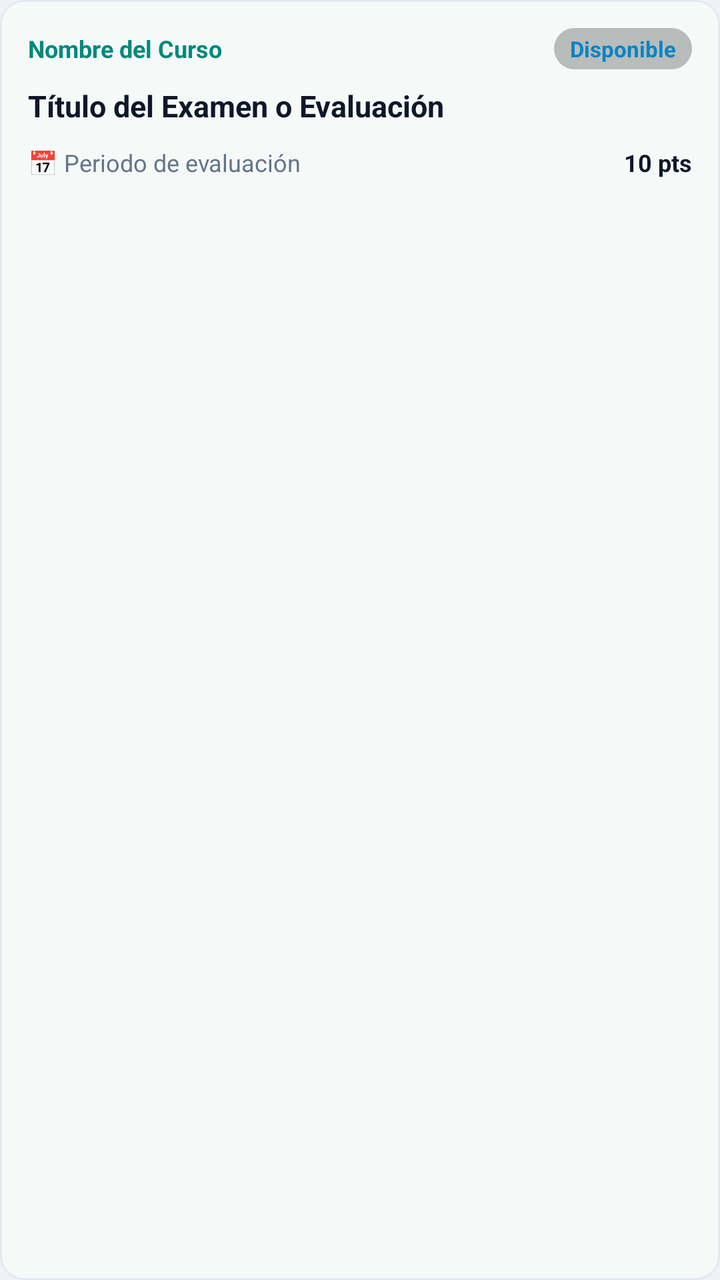
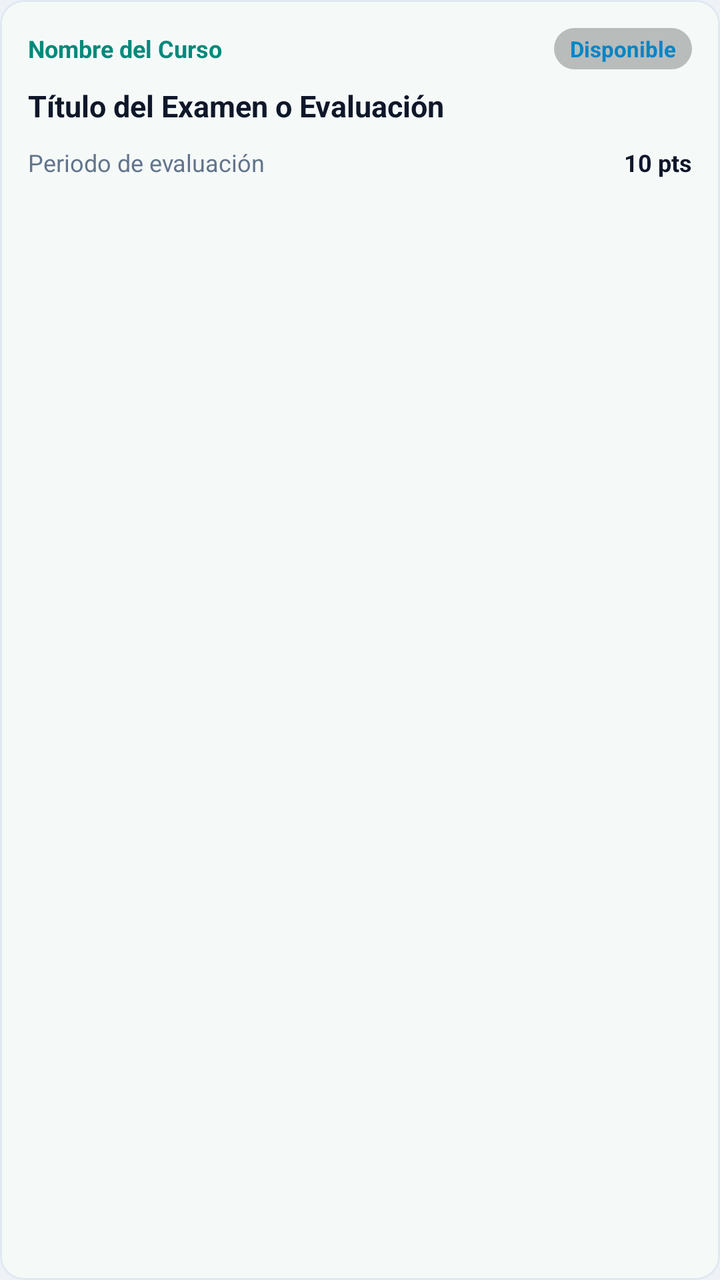

Two renders of the same Android screen: before a commit and after it. Below are the layout's source before the change and the commit's diff.
<!-- AndroidManifest.xml: application theme Theme.Eminus4 -->
<!-- res/layout/item_exam.xml -->
﻿<?xml version="1.0" encoding="utf-8"?>
<com.google.android.material.card.MaterialCardView xmlns:android="http://schemas.android.com/apk/res/android"
    xmlns:app="http://schemas.android.com/apk/res-auto"
    android:layout_width="match_parent"
    android:layout_height="wrap_content"
    android:layout_marginHorizontal="12dp"
    android:layout_marginVertical="5dp"
    app:cardBackgroundColor="@color/bg_card"
    app:cardCornerRadius="12dp"
    app:cardElevation="0.5dp"
    app:strokeColor="@color/border_subtle"
    app:strokeWidth="1dp">

    <LinearLayout
        android:layout_width="match_parent"
        android:layout_height="wrap_content"
        android:orientation="vertical"
        android:padding="14dp">

        <LinearLayout
            android:layout_width="match_parent"
            android:layout_height="wrap_content"
            android:gravity="center_vertical"
            android:orientation="horizontal">

            <TextView
                android:id="@+id/txtCourseBadge"
                android:layout_width="0dp"
                android:layout_height="wrap_content"
                android:layout_weight="1"
                android:ellipsize="end"
                android:maxLines="1"
                android:text="Nombre del Curso"
                android:textColor="@color/brand_uv_green"
                android:textSize="12sp"
                android:textStyle="bold" />

            <TextView
                android:id="@+id/badgeStatus"
                android:layout_width="wrap_content"
                android:layout_height="wrap_content"
                android:layout_marginStart="8dp"
                android:background="@drawable/bg_pill_badge"
                android:paddingHorizontal="8dp"
                android:paddingVertical="3dp"
                android:text="Disponible"
                android:textColor="@color/brand_uv_blue"
                android:textSize="11sp"
                android:textStyle="bold" />
        </LinearLayout>

        <TextView
            android:id="@+id/txtExamTitle"
            android:layout_width="match_parent"
            android:layout_height="wrap_content"
            android:layout_marginTop="8dp"
            android:ellipsize="end"
            android:maxLines="2"
            android:text="Título del Examen o Evaluación"
            android:textColor="@color/text_primary"
            android:textSize="15sp"
            android:textStyle="bold" />

        <LinearLayout
            android:layout_width="match_parent"
            android:layout_height="wrap_content"
            android:layout_marginTop="10dp"
            android:gravity="center_vertical"
            android:orientation="horizontal">

            <TextView
                android:id="@+id/txtExamDates"
                android:layout_width="0dp"
                android:layout_height="wrap_content"
                android:layout_weight="1"
                android:text="📅 Periodo de evaluación"
                android:textColor="@color/text_secondary"
                android:textSize="12sp" />

            <TextView
                android:id="@+id/txtPoints"
                android:layout_width="wrap_content"
                android:layout_height="wrap_content"
                android:layout_marginStart="8dp"
                android:text="10 pts"
                android:textColor="@color/text_primary"
                android:textSize="12sp"
                android:textStyle="bold" />
        </LinearLayout>
    </LinearLayout>

</com.google.android.material.card.MaterialCardView>
<!-- resources referenced by this layout -->
<resources>
  <color name="bg_card">#FFFFFF</color>
  <color name="border_subtle">#E2E8F0</color>
  <color name="brand_uv_blue">#0284C7</color>
  <color name="brand_uv_green">#00897B</color>
  <color name="text_primary">#0F172A</color>
  <color name="text_secondary">#64748B</color>
  <!-- drawable bg_pill_badge (drawable) -->
  <?xml version="1.0" encoding="utf-8"?>
  <shape xmlns:android="http://schemas.android.com/apk/res/android"
      android:shape="rectangle">
      <corners android:radius="12dp" />
      <solid android:color="#40000000" />
  </shape>
  <style name="Theme.Eminus4" parent="Base.Theme.Eminus4" />
  <style name="Base.Theme.Eminus4" parent="Theme.Material3.DayNight.NoActionBar">
          <item name="colorPrimary">@color/brand_uv_green</item>
          <item name="colorSecondary">#2E7D32</item>
          <item name="android:statusBarColor">@color/status_bar_color</item>
          <item name="android:windowLightStatusBar">true</item>
          <item name="android:windowBackground">@color/bg_screen</item>
          <item name="colorSurface">@color/bg_surface</item>
          <item name="colorSurfaceContainer">@color/bg_card</item>
      </style>
  <color name="status_bar_color">#FFFFFF</color>
  <color name="bg_screen">#EEF2F6</color>
  <color name="bg_surface">#FFFFFF</color>
</resources>

<!-- the commit's change to res/layout/item_exam.xml (unified diff, before → after) -->
@@ -73,7 +73,7 @@
                 android:layout_width="0dp"
                 android:layout_height="wrap_content"
                 android:layout_weight="1"
-                android:text="📅 Periodo de evaluación"
+                android:text="Periodo de evaluación"
                 android:textColor="@color/text_secondary"
                 android:textSize="12sp" />
 
